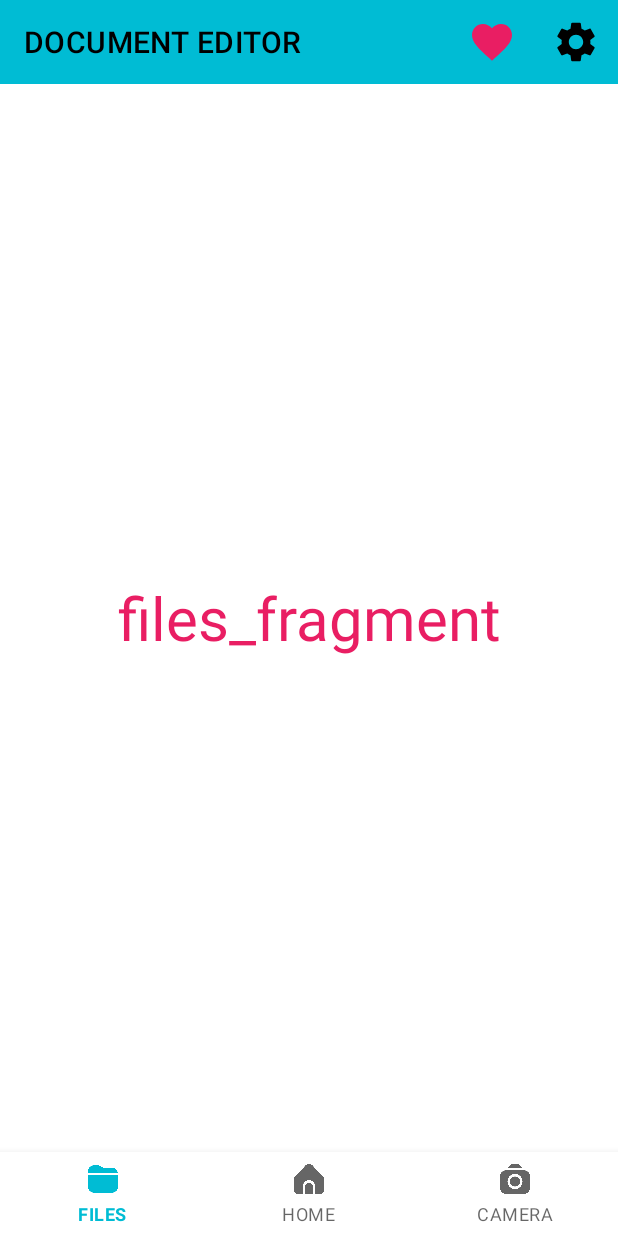
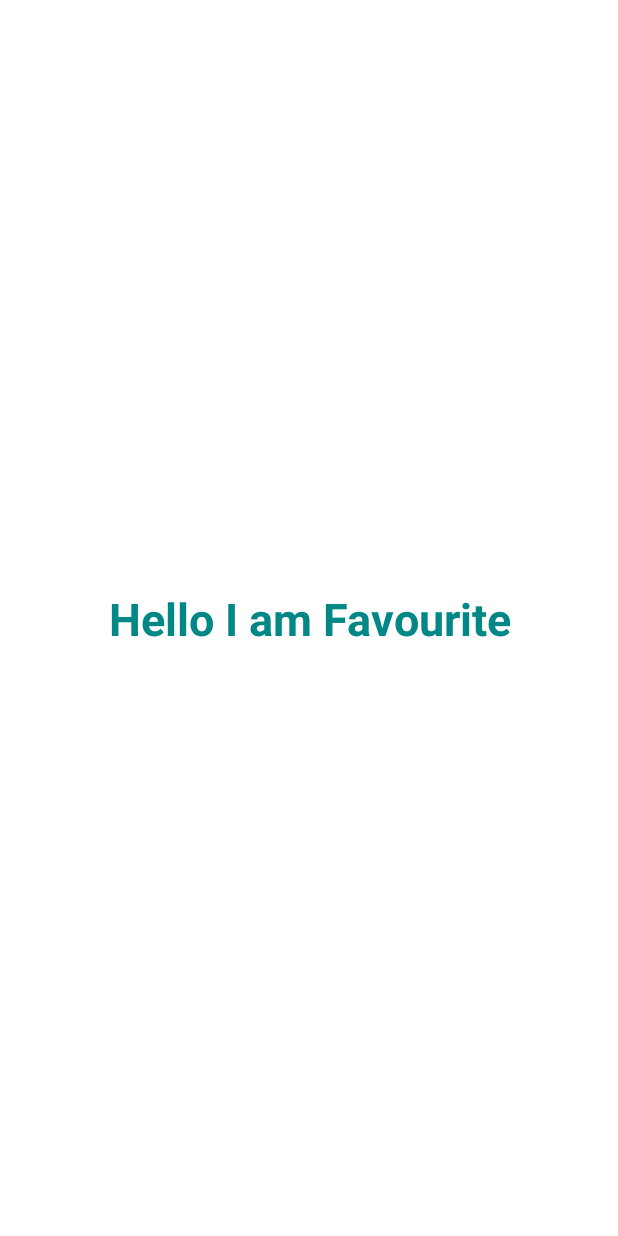
Before and after one commit to pratikbs2002/Document-Editor, an Android app: the screen it shows after launch (MainActivity before the commit, favourite after it), after a tap on "favourite", on a phone screen of 412 x 824 dp. Run offline under Robolectric (Android 15) with nearby library versions, the light colour scheme and no system bars.

Commit message:
Favourite and setting button make as a activity based.

```diff
--- a/NAVIGATIONBOTTOMPRACTICE/app/src/main/java/com/example/navigationbottompractice/MainActivity.java
+++ b/NAVIGATIONBOTTOMPRACTICE/app/src/main/java/com/example/navigationbottompractice/MainActivity.java
@@ -5,9 +5,15 @@ import androidx.appcompat.widget.Toolbar;
 import androidx.fragment.app.FragmentTransaction;
 
 import android.annotation.SuppressLint;
+import android.content.ClipData;
+import android.content.Intent;
+import android.graphics.drawable.Icon;
 import android.os.Bundle;
 import android.view.Menu;
 import android.view.MenuInflater;
+import android.view.MenuItem;
+import android.view.View;
+import android.widget.Button;
 
 import com.example.navigationbottompractice.fragment.filesfragment;
 import com.example.navigationbottompractice.fragment.homefragment;
@@ -51,14 +57,35 @@ public class MainActivity extends AppCompatActivity {
         });
     }
 
-
-//method for toolbar(task bar)......................
+    // start : method for toolbar(task bar)......................
     @Override
     public boolean onCreateOptionsMenu(Menu menu) {
         MenuInflater inflater=getMenuInflater();
         inflater.inflate(R.menu.menu_button,menu);
         return true;
     }
-//method for toolbar(task bar)......................
+    // finish : method for toolbar(task bar).......................
+
+    //start : method for calling favourite and setting (task bar).......................
+    @Override
+    public boolean onOptionsItemSelected(MenuItem item) {
+        switch (item.getItemId()) {
+            case R.id.setting:
+                Intent intent = new Intent(MainActivity.this, setting.class);
+                startActivity(intent);
+                return true;
+
+            case R.id.favourite:
+                Intent intent1 = new Intent(MainActivity.this, favourite.class);
+                startActivity(intent1);
+                return true;
+
+            default:
+                    return super.onOptionsItemSelected(item);
+
+        }
+    }
+    //finish : method for calling favourite and setting (task bar).......................
+
 
 }
--- /dev/null
+++ b/NAVIGATIONBOTTOMPRACTICE/app/src/main/java/com/example/navigationbottompractice/favourite.java
@@ -0,0 +1,14 @@
+package com.example.navigationbottompractice;
+
+import androidx.appcompat.app.AppCompatActivity;
+
+import android.os.Bundle;
+
+public class favourite extends AppCompatActivity {
+
+    @Override
+    protected void onCreate(Bundle savedInstanceState) {
+        super.onCreate(savedInstanceState);
+        setContentView(R.layout.activity_favourite);
+    }
+}
--- /dev/null
+++ b/NAVIGATIONBOTTOMPRACTICE/app/src/main/res/layout/activity_favourite.xml
@@ -0,0 +1,28 @@
+<?xml version="1.0" encoding="utf-8"?>
+<androidx.constraintlayout.widget.ConstraintLayout xmlns:android="http://schemas.android.com/apk/res/android"
+    xmlns:app="http://schemas.android.com/apk/res-auto"
+    xmlns:tools="http://schemas.android.com/tools"
+    android:layout_width="match_parent"
+    android:layout_height="match_parent"
+    tools:context=".favourite">
+
+
+
+    <TextView
+
+        android:text="Hello I am Favourite"
+        android:textSize="30dp"
+        android:textColor="@color/teal_700"
+        android:textStyle="bold"
+        android:layout_width="wrap_content"
+        android:layout_height="wrap_content"
+        android:gravity="center"
+        app:layout_constraintBottom_toBottomOf="parent"
+        app:layout_constraintEnd_toEndOf="parent"
+
+        app:layout_constraintStart_toStartOf="parent"
+        app:layout_constraintTop_toTopOf="parent">
+
+    </TextView>
+
+</androidx.constraintlayout.widget.ConstraintLayout>
```
Also changed, not shown: NAVIGATIONBOTTOMPRACTICE/app/src/main/AndroidManifest.xml (+7 -3 lines), NAVIGATIONBOTTOMPRACTICE/app/src/main/java/com/example/navigationbottompractice/setting.java (added, +14 -0 lines), NAVIGATIONBOTTOMPRACTICE/app/src/main/res/layout/activity_setting.xml (added, +26 -0 lines), NAVIGATIONBOTTOMPRACTICE/app/src/main/res/layout/fragment_homefragment.xml (+6 -3 lines).
